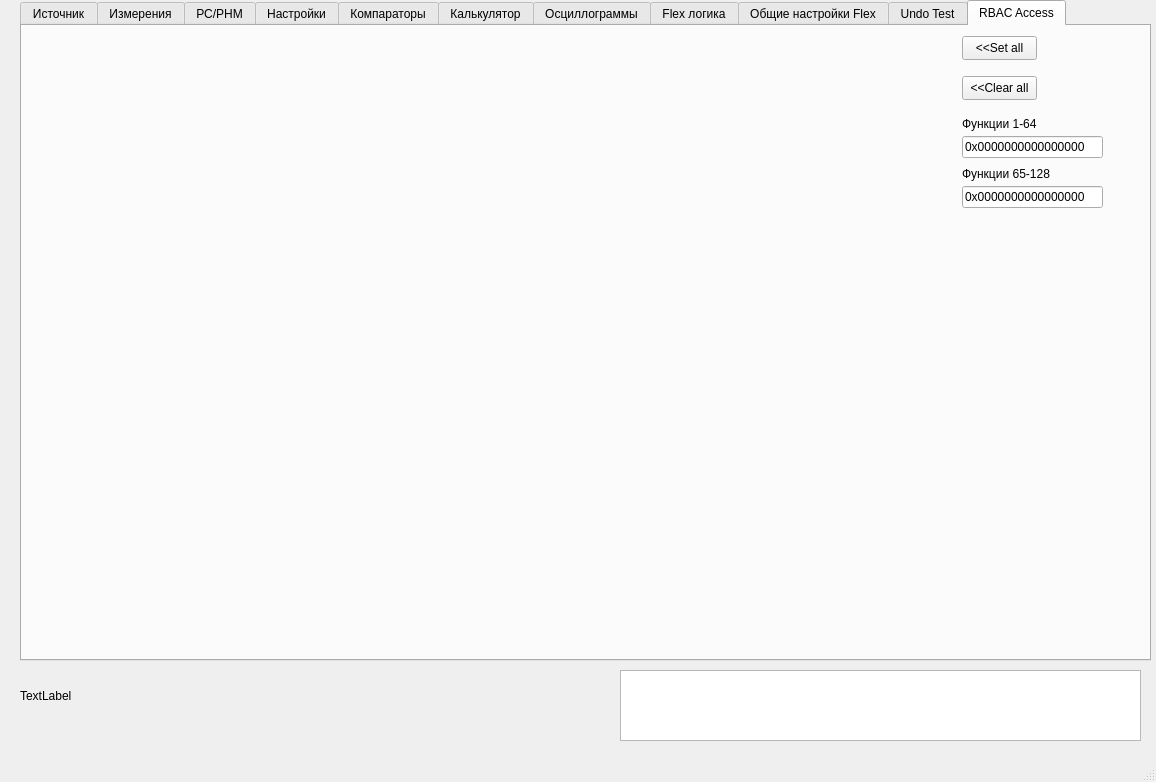
Above: mainwindow.ui from TorbikAlexander/DFZ_PC_Debug before the change. Below: the same form after it.
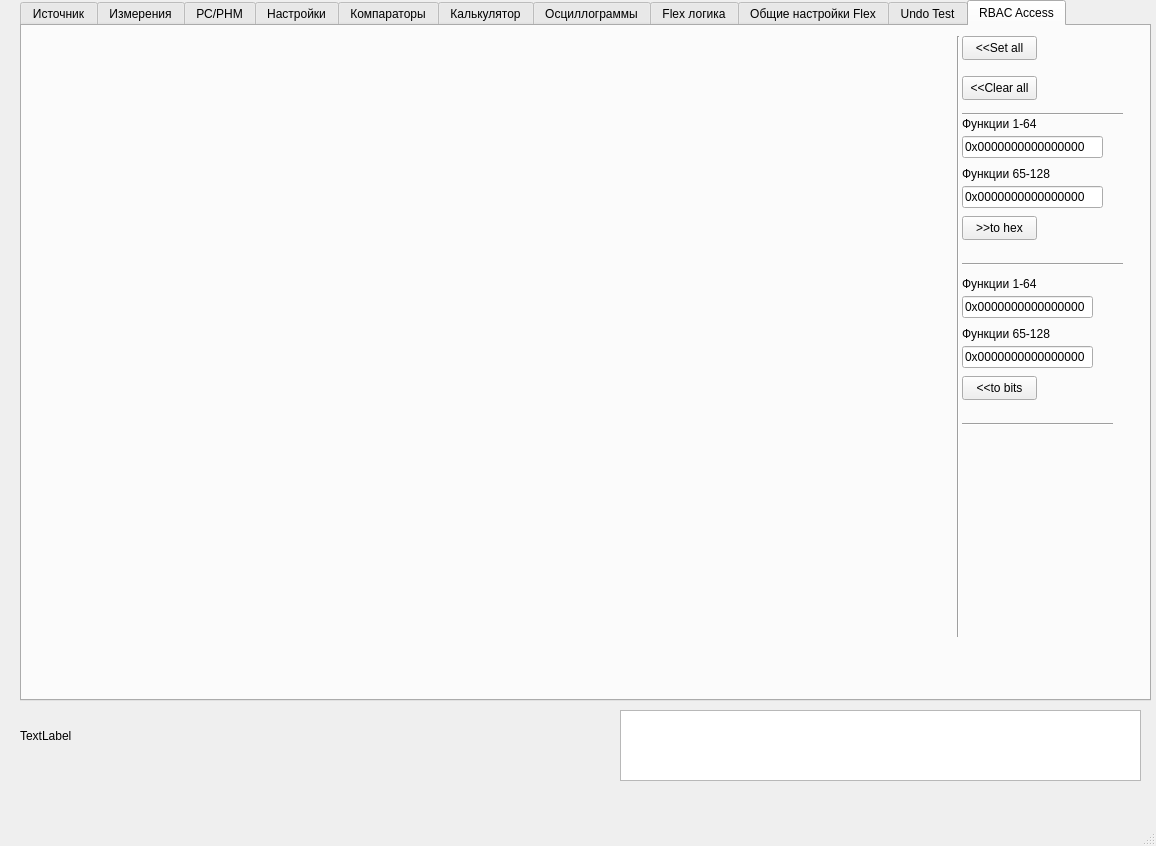
That is the form after the change. Icons and pictures are not drawn.

```diff
--- a/mainwindow.ui
+++ b/mainwindow.ui
@@ -7,7 +7,7 @@
     <x>0</x>
     <y>0</y>
     <width>1156</width>
-    <height>782</height>
+    <height>846</height>
    </rect>
   </property>
   <property name="sizePolicy">
@@ -32,7 +32,7 @@
       <x>20</x>
       <y>0</y>
       <width>1131</width>
-      <height>661</height>
+      <height>701</height>
      </rect>
     </property>
     <property name="currentIndex">
@@ -3696,7 +3696,7 @@
         <x>10</x>
         <y>0</y>
         <width>921</width>
-        <height>621</height>
+        <height>661</height>
        </rect>
       </property>
       <layout class="QGridLayout" name="RBACgridLayout"/>
@@ -3781,6 +3781,145 @@
       <property name="text">
        <string>0x0000000000000000</string>
       </property>
+      <property name="readOnly">
+       <bool>true</bool>
+      </property>
+     </widget>
+     <widget class="QPushButton" name="pushButton_40">
+      <property name="geometry">
+       <rect>
+        <x>940</x>
+        <y>350</y>
+        <width>75</width>
+        <height>24</height>
+       </rect>
+      </property>
+      <property name="text">
+       <string>&lt;&lt;to bits</string>
+      </property>
+     </widget>
+     <widget class="QLineEdit" name="lineEdit_h">
+      <property name="geometry">
+       <rect>
+        <x>940</x>
+        <y>270</y>
+        <width>131</width>
+        <height>22</height>
+       </rect>
+      </property>
+      <property name="text">
+       <string>0x0000000000000000</string>
+      </property>
+      <property name="maxLength">
+       <number>18</number>
+      </property>
+     </widget>
+     <widget class="QLineEdit" name="lineEdit_l">
+      <property name="geometry">
+       <rect>
+        <x>940</x>
+        <y>320</y>
+        <width>131</width>
+        <height>22</height>
+       </rect>
+      </property>
+      <property name="text">
+       <string>0x0000000000000000</string>
+      </property>
+      <property name="maxLength">
+       <number>18</number>
+      </property>
+     </widget>
+     <widget class="Line" name="line_4">
+      <property name="geometry">
+       <rect>
+        <x>926</x>
+        <y>10</y>
+        <width>20</width>
+        <height>601</height>
+       </rect>
+      </property>
+      <property name="orientation">
+       <enum>Qt::Orientation::Vertical</enum>
+      </property>
+     </widget>
+     <widget class="QPushButton" name="pushButton_41">
+      <property name="geometry">
+       <rect>
+        <x>940</x>
+        <y>190</y>
+        <width>75</width>
+        <height>24</height>
+       </rect>
+      </property>
+      <property name="text">
+       <string>&gt;&gt;to hex</string>
+      </property>
+     </widget>
+     <widget class="QLabel" name="label_40">
+      <property name="geometry">
+       <rect>
+        <x>940</x>
+        <y>250</y>
+        <width>121</width>
+        <height>16</height>
+       </rect>
+      </property>
+      <property name="text">
+       <string>Функции 1-64</string>
+      </property>
+     </widget>
+     <widget class="QLabel" name="label_41">
+      <property name="geometry">
+       <rect>
+        <x>940</x>
+        <y>300</y>
+        <width>141</width>
+        <height>16</height>
+       </rect>
+      </property>
+      <property name="text">
+       <string>Функции 65-128</string>
+      </property>
+     </widget>
+     <widget class="Line" name="line_5">
+      <property name="geometry">
+       <rect>
+        <x>940</x>
+        <y>230</y>
+        <width>161</width>
+        <height>16</height>
+       </rect>
+      </property>
+      <property name="orientation">
+       <enum>Qt::Orientation::Horizontal</enum>
+      </property>
+     </widget>
+     <widget class="Line" name="line_6">
+      <property name="geometry">
+       <rect>
+        <x>940</x>
+        <y>80</y>
+        <width>161</width>
+        <height>16</height>
+       </rect>
+      </property>
+      <property name="orientation">
+       <enum>Qt::Orientation::Horizontal</enum>
+      </property>
+     </widget>
+     <widget class="Line" name="line_7">
+      <property name="geometry">
+       <rect>
+        <x>940</x>
+        <y>390</y>
+        <width>151</width>
+        <height>16</height>
+       </rect>
+      </property>
+      <property name="orientation">
+       <enum>Qt::Orientation::Horizontal</enum>
+      </property>
      </widget>
     </widget>
    </widget>
@@ -3788,7 +3927,7 @@
     <property name="geometry">
      <rect>
       <x>20</x>
-      <y>670</y>
+      <y>710</y>
       <width>71</width>
       <height>51</height>
      </rect>
@@ -3801,7 +3940,7 @@
     <property name="geometry">
      <rect>
       <x>620</x>
-      <y>670</y>
+      <y>710</y>
       <width>521</width>
       <height>71</height>
      </rect>
```
